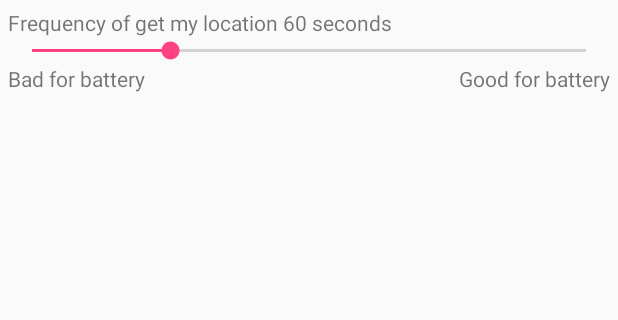
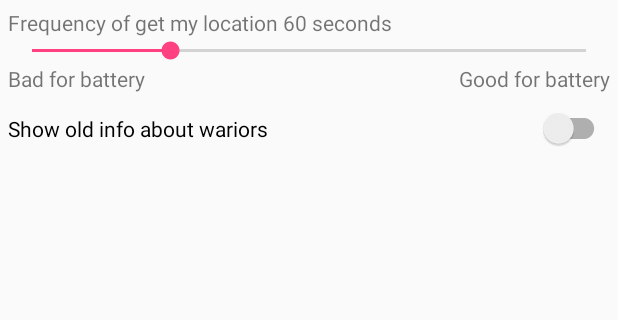
Before and after one commit to zhdanov-ek/teamWar, an Android app: the screen it shows after launch (SettingsActivity), in the options menu, after a tap on "Settings", on a phone screen of 412 x 824 dp, the part 84-404 px from its top. Run offline under Robolectric (Android 15) with nearby library versions, the phone set to English and light mode, and no system bars; our stand-ins replace Firebase (no records; nobody signed in at launch, a user with empty details on screens opened directly).

Commit message:
add switch in settings for showOldWariors

```diff
--- a/app/src/main/java/com/example/gek/teamwar/Data/Const.java
+++ b/app/src/main/java/com/example/gek/teamwar/Data/Const.java
@@ -10,6 +10,7 @@ public class Const {
     public static final String SETTINGS_PASS = "password";
     public static final String SETTINGS_EMAIL = "email";
     public static final String SETTINGS_FREQUANCY = "rate";
+    public static final String SETTINGS_OLD_WARIORS = "old_wariors";
 
     public static final int REQUEST_CODE_LOCATION = 3;
     public static final float ZOOM_MAP = 10;
--- a/app/src/main/java/com/example/gek/teamwar/SettingsActivity.java
+++ b/app/src/main/java/com/example/gek/teamwar/SettingsActivity.java
@@ -4,6 +4,7 @@ import android.content.SharedPreferences;
 import android.preference.PreferenceManager;
 import android.support.v7.app.AppCompatActivity;
 import android.os.Bundle;
+import android.support.v7.widget.SwitchCompat;
 import android.support.v7.widget.Toolbar;
 import android.util.Log;
 import android.widget.SeekBar;
@@ -18,6 +19,7 @@ public class SettingsActivity extends AppCompatActivity implements SeekBar.OnSee
     private SeekBar sbRate;
     private TextView tvStateRate;
     private SharedPreferences mSharedPreferences;
+    private SwitchCompat switchOldWariors;
 
     @Override
     protected void onCreate(Bundle savedInstanceState) {
@@ -28,10 +30,13 @@ public class SettingsActivity extends AppCompatActivity implements SeekBar.OnSee
 
         tvStateRate = (TextView) findViewById(R.id.tvStateRate);
         sbRate = (SeekBar) findViewById(R.id.sbRate);
+        switchOldWariors = (SwitchCompat) findViewById(R.id.switchOldWariors);
+        switchOldWariors.setOnCheckedChangeListener((buttonView, isChecked) -> updateShowOldWariors(isChecked));
 
         sbRate.setOnSeekBarChangeListener(this);
         updateFrequancy(Connection.getInstance().getFrequancyLocationUpdate());
         sbRate.setProgress(Connection.getInstance().getFrequancyLocationUpdate()/Const.BASE_STEP_FREQUENCY - 1);
+        switchOldWariors.setChecked(Connection.getInstance().getShowOldWariors());
     }
 
     @Override
@@ -58,4 +63,8 @@ public class SettingsActivity extends AppCompatActivity implements SeekBar.OnSee
         tvStateRate.setText(String.format(getResources().
                 getString(R.string.rate_location), Integer.toString(frequancy)));
     }
+
+    private void updateShowOldWariors(Boolean b){
+        Connection.getInstance().setShowOldWariors(b);
+    }
 }
--- a/app/src/main/java/com/example/gek/teamwar/Utils/Connection.java
+++ b/app/src/main/java/com/example/gek/teamwar/Utils/Connection.java
@@ -24,6 +24,7 @@ public class Connection {
     private SharedPreferences sharedPreferences;
     private Boolean serviceRunning;
     private int frequancyLocationUpdate;
+    private Boolean showOldWariors;
 
     public static synchronized Connection getInstance(){
         if (instance == null) {
@@ -40,6 +41,7 @@ public class Connection {
         userEmail = "";
         userKey = "";
         serviceRunning = false;
+        showOldWariors = sharedPreferences.getBoolean(Const.SETTINGS_OLD_WARIORS, false);
         frequancyLocationUpdate = sharedPreferences.getInt(Const.SETTINGS_FREQUANCY, DEFAULT_FREQUANCY);
         userName = sharedPreferences.getString(Const.SETTINGS_NAME, "");
         groupPassword = sharedPreferences.getString(Const.SETTINGS_PASS, "");
@@ -116,4 +118,12 @@ public class Connection {
         this.frequancyLocationUpdate = frequancyLocationUpdate;
         sharedPreferences.edit().putInt(Const.SETTINGS_FREQUANCY, frequancyLocationUpdate).apply();
     }
+
+    public Boolean getShowOldWariors() {
+        return showOldWariors;
+    }
+    public void setShowOldWariors(Boolean showOldWariors) {
+        this.showOldWariors = showOldWariors;
+        sharedPreferences.edit().putBoolean(Const.SETTINGS_OLD_WARIORS, showOldWariors).apply();
+    }
 }
--- a/app/src/main/res/layout/activity_settings.xml
+++ b/app/src/main/res/layout/activity_settings.xml
@@ -21,8 +21,6 @@
                 android:layout_width="match_parent"
                 android:layout_height="wrap_content"
                 android:text="@string/rate_location"/>
-
-
         </LinearLayout>
 
         <SeekBar
@@ -60,6 +58,13 @@
             </LinearLayout>
         </LinearLayout>
 
+        <android.support.v7.widget.SwitchCompat
+            android:id="@+id/switchOldWariors"
+            android:layout_width="match_parent"
+            android:layout_height="wrap_content"
+            android:layout_marginTop="10dp"
+            android:text="@string/show_old_wariors" />
+
     </LinearLayout>
 
 </LinearLayout>
--- a/app/src/main/res/values/strings.xml
+++ b/app/src/main/res/values/strings.xml
@@ -43,5 +43,6 @@
     <string name="rate_location">Frequency of get my location %1$s seconds</string>
     <string name="rate_smaller">Bad for battery</string>
     <string name="rate_bigger">Good for battery</string>
+    <string name="show_old_wariors">Show old info about wariors</string>
 
 </resources>
```
